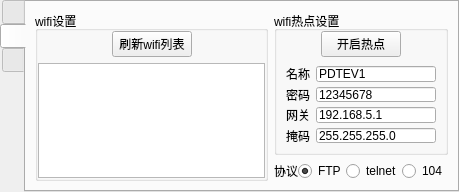
Before: the Qt Designer form Gui/Options/optionui.ui in rpdhunter/swbox, drawn with Qt 5.
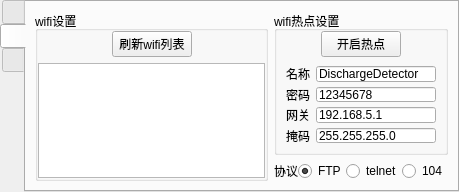
After: the same form once the commit is applied.

Patch:
```diff
--- a/Gui/Options/optionui.ui
+++ b/Gui/Options/optionui.ui
@@ -831,7 +831,7 @@
               </size>
              </property>
              <property name="text">
-              <string notr="true">PDTEV1</string>
+              <string notr="true">DischargeDetector</string>
              </property>
             </widget>
            </item>
```
